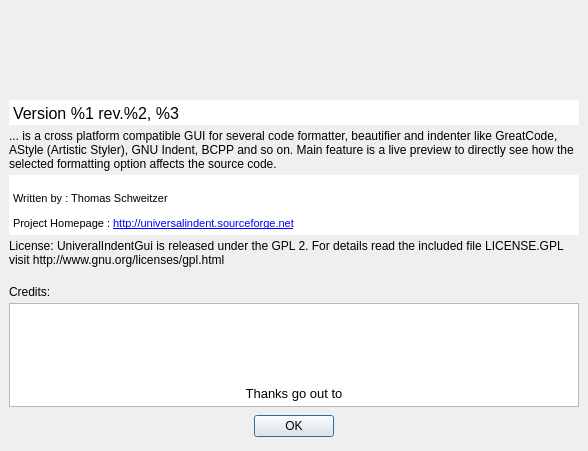
This is src/aboutdialog.ui in danblakemore/universal-indent-gui as Qt 5 draws it before an edit. The edited form follows.
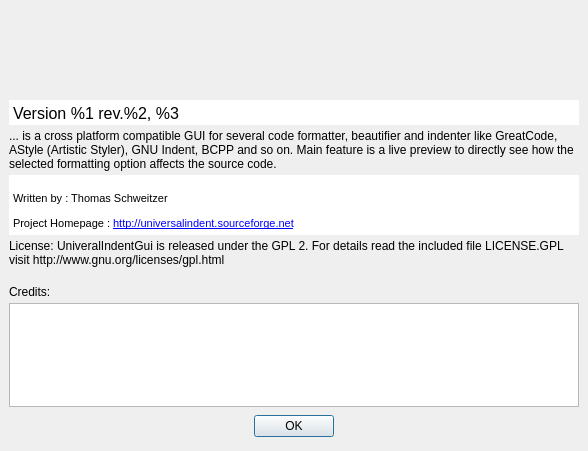
This is the edited form. Icons and pictures are not drawn.

Commit message: Moved the credits text from the ui file to the cpp file so it is not being translated.

Patch:
```diff
--- a/src/aboutdialog.ui
+++ b/src/aboutdialog.ui
@@ -167,45 +167,6 @@
      <property name="verticalScrollBarPolicy" >
       <enum>Qt::ScrollBarAlwaysOff</enum>
      </property>
-     <property name="html" >
-      <string>&lt;html>&lt;head>&lt;meta name="qrichtext" content="1" />&lt;style type="text/css">
-p, li { white-space: pre-wrap; }
-&lt;/style>&lt;/head>&lt;body style=" font-family:'MS Shell Dlg 2'; font-size:8.25pt; font-weight:400; font-style:normal; text-decoration:none;">
-&lt;p align="center" style="-qt-paragraph-type:empty; margin-top:0px; margin-bottom:0px; margin-left:0px; margin-right:0px; -qt-block-indent:0; text-indent:0px; font-size:8pt;">&lt;/p>
-&lt;p align="center" style="-qt-paragraph-type:empty; margin-top:0px; margin-bottom:0px; margin-left:0px; margin-right:0px; -qt-block-indent:0; text-indent:0px; font-size:8pt;">&lt;/p>
-&lt;p align="center" style="-qt-paragraph-type:empty; margin-top:0px; margin-bottom:0px; margin-left:0px; margin-right:0px; -qt-block-indent:0; text-indent:0px; font-size:8pt;">&lt;/p>
-&lt;p align="center" style="-qt-paragraph-type:empty; margin-top:0px; margin-bottom:0px; margin-left:0px; margin-right:0px; -qt-block-indent:0; text-indent:0px; font-size:8pt;">&lt;/p>
-&lt;p align="center" style="-qt-paragraph-type:empty; margin-top:0px; margin-bottom:0px; margin-left:0px; margin-right:0px; -qt-block-indent:0; text-indent:0px; font-size:8pt;">&lt;/p>
-&lt;p align="center" style="-qt-paragraph-type:empty; margin-top:0px; margin-bottom:0px; margin-left:0px; margin-right:0px; -qt-block-indent:0; text-indent:0px; font-size:8pt;">&lt;/p>
-&lt;p align="center" style=" margin-top:0px; margin-bottom:0px; margin-left:0px; margin-right:0px; -qt-block-indent:0; text-indent:0px; font-size:8pt;">&lt;span style=" font-size:10pt;">Thanks go out to&lt;/span>&lt;/p>
-&lt;p align="center" style="-qt-paragraph-type:empty; margin-top:0px; margin-bottom:0px; margin-left:0px; margin-right:0px; -qt-block-indent:0; text-indent:0px; font-size:10pt;">&lt;/p>
-&lt;p align="center" style=" margin-top:0px; margin-bottom:0px; margin-left:0px; margin-right:0px; -qt-block-indent:0; text-indent:0px; font-size:8pt;">&lt;span style=" font-weight:600;">Nelson Tai&lt;/span> for chinese translation, good ideas and always fast answers.&lt;/p>
-&lt;p align="center" style="-qt-paragraph-type:empty; margin-top:0px; margin-bottom:0px; margin-left:0px; margin-right:0px; -qt-block-indent:0; text-indent:0px; font-size:8pt;">&lt;/p>
-&lt;p align="center" style=" margin-top:0px; margin-bottom:0px; margin-left:0px; margin-right:0px; -qt-block-indent:0; text-indent:0px; font-size:8pt;">&lt;span style=" font-weight:600;">Riverbank&lt;/span> for their Scinitlla Qt wrapper QScintilla.&lt;/p>
-&lt;p align="center" style="-qt-paragraph-type:empty; margin-top:0px; margin-bottom:0px; margin-left:0px; margin-right:0px; -qt-block-indent:0; text-indent:0px; font-size:8pt;">&lt;/p>
-&lt;p align="center" style=" margin-top:0px; margin-bottom:0px; margin-left:0px; margin-right:0px; -qt-block-indent:0; text-indent:0px; font-size:8pt;">The &lt;span style=" font-weight:600;">Artistic Styler&lt;/span> project.&lt;/p>
-&lt;p align="center" style="-qt-paragraph-type:empty; margin-top:0px; margin-bottom:0px; margin-left:0px; margin-right:0px; -qt-block-indent:0; text-indent:0px; font-size:8pt;">&lt;/p>
-&lt;p align="center" style=" margin-top:0px; margin-bottom:0px; margin-left:0px; margin-right:0px; -qt-block-indent:0; text-indent:0px; font-size:8pt;">The &lt;span style=" font-weight:600;">BCPP &lt;/span>project.&lt;/p>
-&lt;p align="center" style="-qt-paragraph-type:empty; margin-top:0px; margin-bottom:0px; margin-left:0px; margin-right:0px; -qt-block-indent:0; text-indent:0px; font-size:8pt;">&lt;/p>
-&lt;p align="center" style=" margin-top:0px; margin-bottom:0px; margin-left:0px; margin-right:0px; -qt-block-indent:0; text-indent:0px; font-size:8pt;">The &lt;span style=" font-weight:600;">GNU Indent &lt;/span>project.&lt;/p>
-&lt;p align="center" style="-qt-paragraph-type:empty; margin-top:0px; margin-bottom:0px; margin-left:0px; margin-right:0px; -qt-block-indent:0; text-indent:0px; font-size:8pt;">&lt;/p>
-&lt;p align="center" style=" margin-top:0px; margin-bottom:0px; margin-left:0px; margin-right:0px; -qt-block-indent:0; text-indent:0px; font-size:8pt;">The &lt;span style=" font-weight:600;">GreatCode &lt;/span>project.&lt;/p>
-&lt;p align="center" style="-qt-paragraph-type:empty; margin-top:0px; margin-bottom:0px; margin-left:0px; margin-right:0px; -qt-block-indent:0; text-indent:0px; font-size:8pt;">&lt;/p>
-&lt;p align="center" style=" margin-top:0px; margin-bottom:0px; margin-left:0px; margin-right:0px; -qt-block-indent:0; text-indent:0px; font-size:8pt;">The &lt;span style=" font-weight:600;">HTML Tidy &lt;/span>project.&lt;/p>
-&lt;p align="center" style="-qt-paragraph-type:empty; margin-top:0px; margin-bottom:0px; margin-left:0px; margin-right:0px; -qt-block-indent:0; text-indent:0px; font-size:8pt;">&lt;/p>
-&lt;p align="center" style=" margin-top:0px; margin-bottom:0px; margin-left:0px; margin-right:0px; -qt-block-indent:0; text-indent:0px; font-size:8pt;">The &lt;span style=" font-weight:600;">Uncrustify &lt;/span>project, specially &lt;span style=" font-weight:600;">Ben Gardner&lt;/span>.&lt;/p>
-&lt;p align="center" style="-qt-paragraph-type:empty; margin-top:0px; margin-bottom:0px; margin-left:0px; margin-right:0px; -qt-block-indent:0; text-indent:0px; font-size:8pt;">&lt;/p>
-&lt;p align="center" style=" margin-top:0px; margin-bottom:0px; margin-left:0px; margin-right:0px; -qt-block-indent:0; text-indent:0px; font-size:8pt;">&lt;span style=" font-weight:600;">Nirvash&lt;/span> for the japanese translation.&lt;/p>
-&lt;p align="center" style="-qt-paragraph-type:empty; margin-top:0px; margin-bottom:0px; margin-left:0px; margin-right:0px; -qt-block-indent:0; text-indent:0px; font-size:8pt;">&lt;/p>
-&lt;p align="center" style=" margin-top:0px; margin-bottom:0px; margin-left:0px; margin-right:0px; -qt-block-indent:0; text-indent:0px; font-size:8pt;">The &lt;span style=" font-weight:600;">Tango Project&lt;/span> for their icons.&lt;/p>
-&lt;p align="center" style="-qt-paragraph-type:empty; margin-top:0px; margin-bottom:0px; margin-left:0px; margin-right:0px; -qt-block-indent:0; text-indent:0px; font-size:8pt;">&lt;/p>
-&lt;p align="center" style=" margin-top:0px; margin-bottom:0px; margin-left:0px; margin-right:0px; -qt-block-indent:0; text-indent:0px; font-size:8pt;">&lt;span style=" font-weight:600;">famfamfam&lt;/span> for the flag icons.&lt;/p>
-&lt;p align="center" style="-qt-paragraph-type:empty; margin-top:0px; margin-bottom:0px; margin-left:0px; margin-right:0px; -qt-block-indent:0; text-indent:0px; font-size:8pt;">&lt;/p>
-&lt;p align="center" style=" margin-top:0px; margin-bottom:0px; margin-left:0px; margin-right:0px; -qt-block-indent:0; text-indent:0px; font-size:8pt;">&lt;span style=" font-weight:600;">Trolltech&lt;/span> for their Qt.&lt;/p>
-&lt;p align="center" style="-qt-paragraph-type:empty; margin-top:0px; margin-bottom:0px; margin-left:0px; margin-right:0px; -qt-block-indent:0; text-indent:0px; font-size:8pt;">&lt;/p>
-&lt;p align="center" style=" margin-top:0px; margin-bottom:0px; margin-left:0px; margin-right:0px; -qt-block-indent:0; text-indent:0px; font-size:8pt;">&lt;span style=" font-size:10pt;">My girlfriend for putting my head right and not sit all the time in front of my computer ;-)&lt;/span>&lt;/p>
-&lt;p style=" margin-top:12px; margin-bottom:12px; margin-left:0px; margin-right:0px; -qt-block-indent:0; text-indent:0px; font-size:8pt;"> &lt;/p>&lt;/body>&lt;/html></string>
-     </property>
     </widget>
    </item>
    <item>
```
The commit also changes 1 other file.
